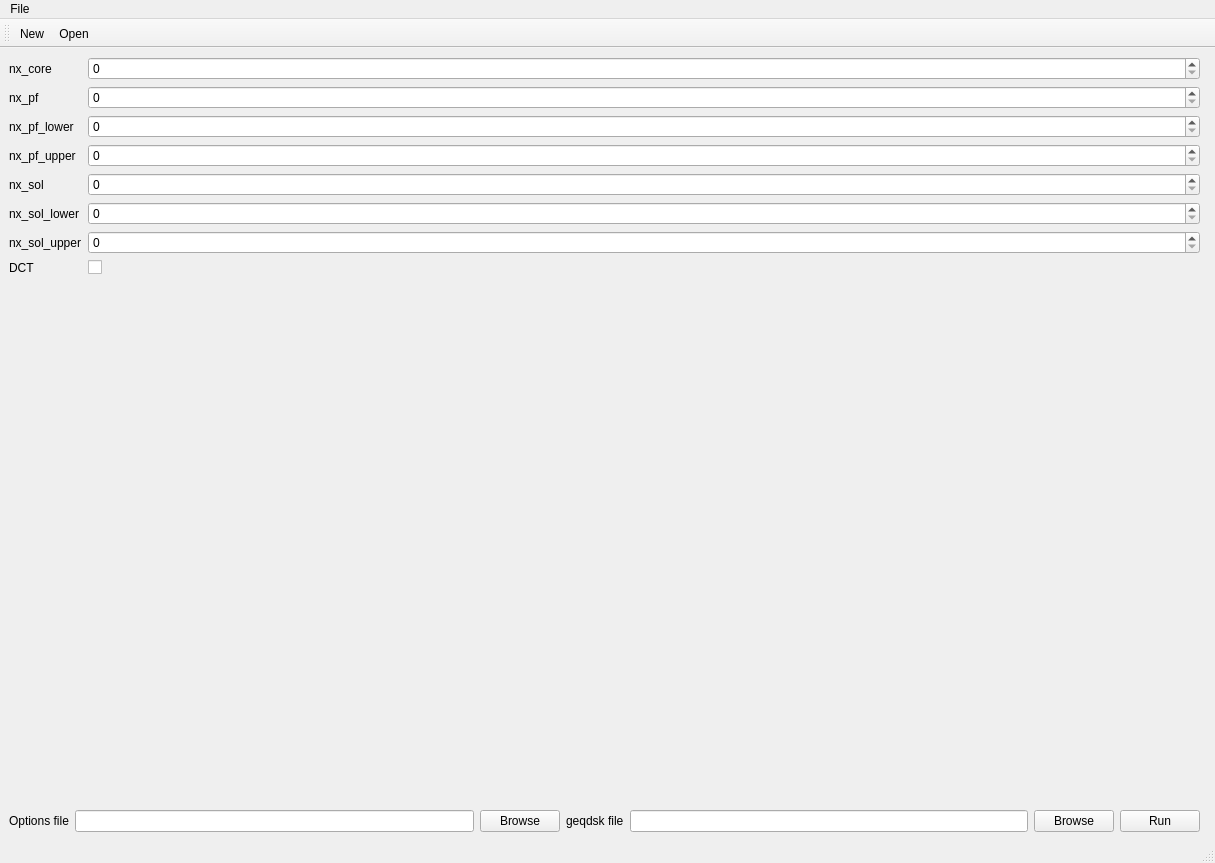
boutproject/hypnotoad, file hypnotoad2/gui/hypnotoad2_mainWindow.ui: the form before one commit.
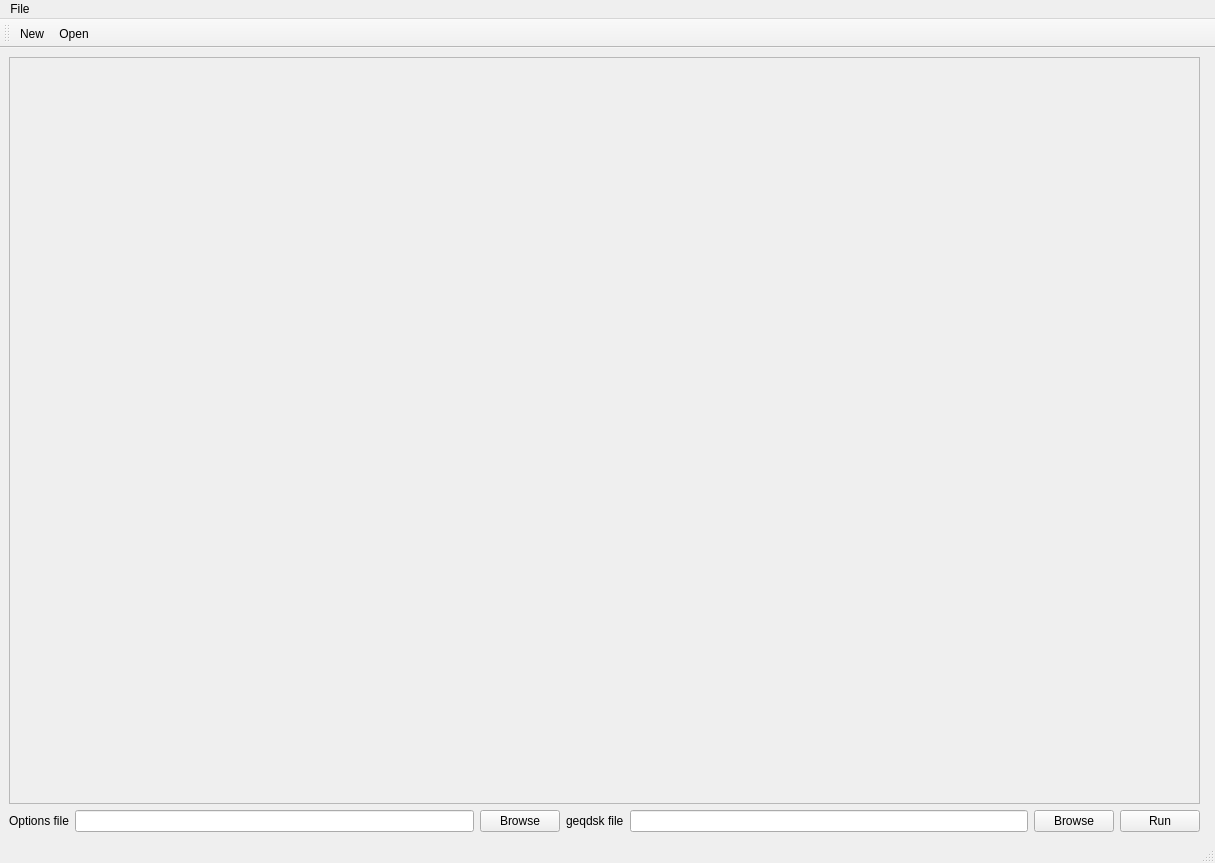
The form after the commit. Icons and pictures are not drawn.

Commit message: GUI: Programmatically build options section

The edit to the form file:
```diff
--- a/hypnotoad2/gui/hypnotoad2_mainWindow.ui
+++ b/hypnotoad2/gui/hypnotoad2_mainWindow.ui
@@ -20,88 +20,26 @@
       <item>
        <layout class="QVBoxLayout" name="verticalLayout_2">
         <item>
-         <layout class="QFormLayout" name="formLayout">
-          <item row="0" column="0">
-           <widget class="QLabel" name="nx_coreLabel">
-            <property name="text">
-             <string>nx_core</string>
-            </property>
-           </widget>
-          </item>
-          <item row="0" column="1">
-           <widget class="QSpinBox" name="nx_coreSpinBox"/>
-          </item>
-          <item row="1" column="0">
-           <widget class="QLabel" name="nx_pfLabel">
-            <property name="text">
-             <string>nx_pf</string>
-            </property>
-           </widget>
-          </item>
-          <item row="1" column="1">
-           <widget class="QSpinBox" name="nx_pfSpinBox"/>
-          </item>
-          <item row="2" column="0">
-           <widget class="QLabel" name="nx_pf_lowerLabel">
-            <property name="text">
-             <string>nx_pf_lower</string>
-            </property>
-           </widget>
-          </item>
-          <item row="2" column="1">
-           <widget class="QSpinBox" name="nx_pf_lowerSpinBox"/>
-          </item>
-          <item row="3" column="0">
-           <widget class="QLabel" name="nx_pf_upperLabel">
-            <property name="text">
-             <string>nx_pf_upper</string>
-            </property>
-           </widget>
-          </item>
-          <item row="3" column="1">
-           <widget class="QSpinBox" name="nx_pf_upperSpinBox"/>
-          </item>
-          <item row="4" column="0">
-           <widget class="QLabel" name="nx_solLabel">
-            <property name="text">
-             <string>nx_sol</string>
-            </property>
-           </widget>
-          </item>
-          <item row="4" column="1">
-           <widget class="QSpinBox" name="nx_solSpinBox"/>
-          </item>
-          <item row="5" column="0">
-           <widget class="QLabel" name="nx_sol_lowerLabel">
-            <property name="text">
-             <string>nx_sol_lower</string>
-            </property>
-           </widget>
-          </item>
-          <item row="5" column="1">
-           <widget class="QSpinBox" name="nx_sol_lowerSpinBox"/>
-          </item>
-          <item row="6" column="0">
-           <widget class="QLabel" name="nx_sol_upperLabel">
-            <property name="text">
-             <string>nx_sol_upper</string>
-            </property>
-           </widget>
-          </item>
-          <item row="6" column="1">
-           <widget class="QSpinBox" name="nx_sol_upperSpinBox"/>
-          </item>
-          <item row="7" column="0">
-           <widget class="QLabel" name="dCTLabel">
-            <property name="text">
-             <string>DCT</string>
-            </property>
-           </widget>
-          </item>
-          <item row="7" column="1">
-           <widget class="QCheckBox" name="dCTCheckBox"/>
-          </item>
-         </layout>
+         <widget class="QScrollArea" name="scrollArea">
+          <property name="widgetResizable">
+           <bool>true</bool>
+          </property>
+          <widget class="QWidget" name="scrollAreaWidgetContents">
+           <property name="geometry">
+            <rect>
+             <x>0</x>
+             <y>0</y>
+             <width>1185</width>
+             <height>725</height>
+            </rect>
+           </property>
+           <layout class="QVBoxLayout" name="verticalLayout">
+            <item>
+             <layout class="QFormLayout" name="options_form_layout"/>
+            </item>
+           </layout>
+          </widget>
+         </widget>
         </item>
         <item>
          <layout class="QHBoxLayout" name="horizontalLayout_3">
```
The commit also changes 2 other files.
